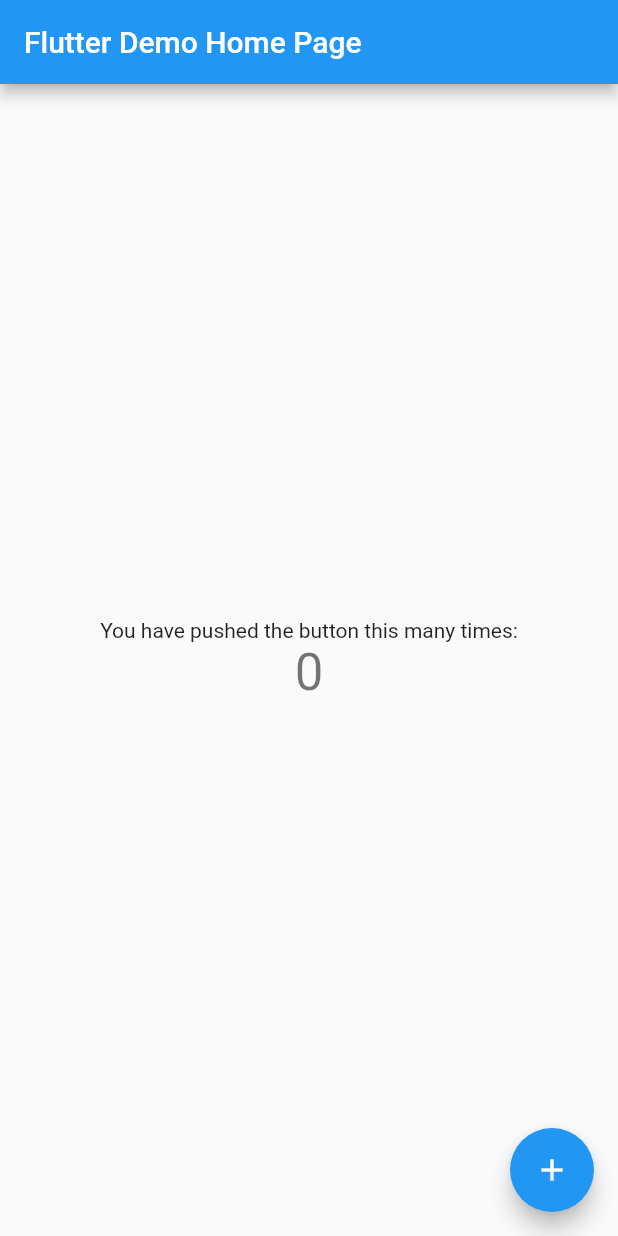
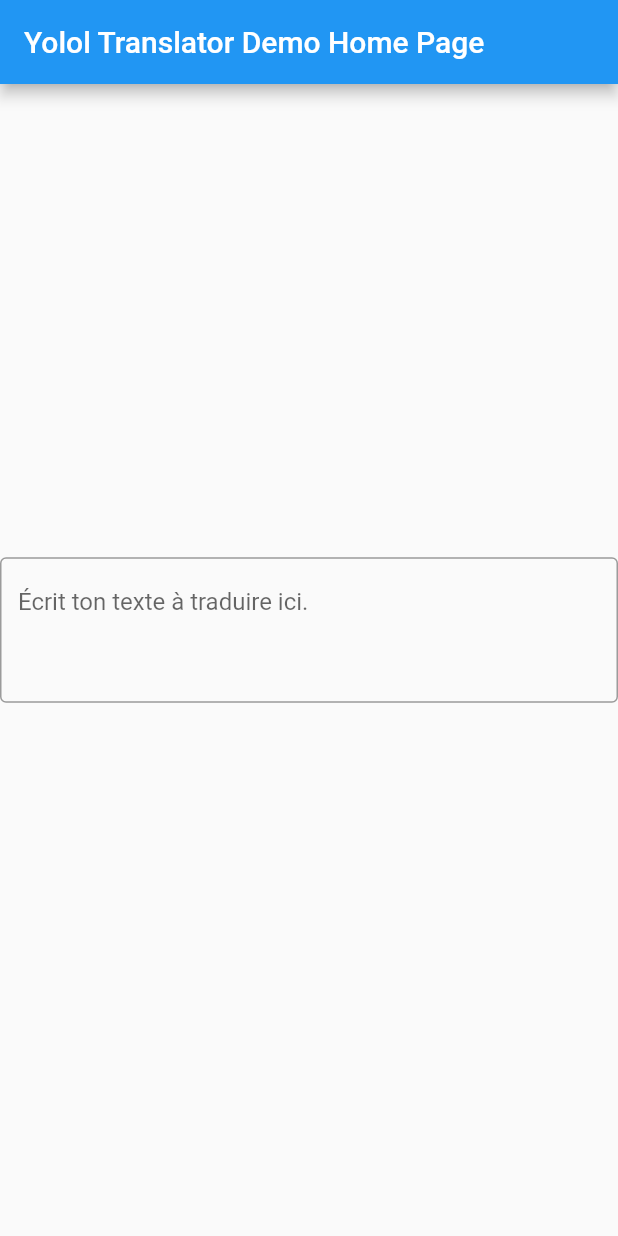
Before and after one commit to Baduit/YololTranslator, a Flutter app: the screen it shows after launch, on a phone screen of 412 x 824 dp. Run offline on Flutter 3.47's test engine with Material 2 defaults, Android fonts, the phone set to English and light mode, and no system bars.

Commit message:
Basic layout

```diff
--- a/gui_client/FlutterApp/yolol_translator/lib/main.dart
+++ b/gui_client/FlutterApp/yolol_translator/lib/main.dart
@@ -3,39 +3,20 @@
 void main() => runApp(MyApp());
 
 class MyApp extends StatelessWidget {
-  // This widget is the root of your application.
   @override
   Widget build(BuildContext context) {
     return MaterialApp(
-      title: 'Flutter Demo',
+      title: 'Yolol Translator',
       theme: ThemeData(
-        // This is the theme of your application.
-        //
-        // Try running your application with "flutter run". You'll see the
-        // application has a blue toolbar. Then, without quitting the app, try
-        // changing the primarySwatch below to Colors.green and then invoke
-        // "hot reload" (press "r" in the console where you ran "flutter run",
-        // or simply save your changes to "hot reload" in a Flutter IDE).
-        // Notice that the counter didn't reset back to zero; the application
-        // is not restarted.
         primarySwatch: Colors.blue,
       ),
-      home: MyHomePage(title: 'Flutter Demo Home Page'),
+      home: MyHomePage(title: 'Yolol Translator Demo Home Page'),
     );
   }
 }
 
 class MyHomePage extends StatefulWidget {
   MyHomePage({Key key, this.title}) : super(key: key);
-
-  // This widget is the home page of your application. It is stateful, meaning
-  // that it has a State object (defined below) that contains fields that affect
-  // how it looks.
-
-  // This class is the configuration for the state. It holds the values (in this
-  // case the title) provided by the parent (in this case the App widget) and
-  // used by the build method of the State. Fields in a Widget subclass are
-  // always marked "final".
 
   final String title;
 
@@ -44,68 +25,41 @@
 }
 
 class _MyHomePageState extends State<MyHomePage> {
-  int _counter = 0;
+  var _translatedText = "";
 
-  void _incrementCounter() {
+  void _onTextChanged(String updatedText) {
     setState(() {
-      // This call to setState tells the Flutter framework that something has
-      // changed in this State, which causes it to rerun the build method below
-      // so that the display can reflect the updated values. If we changed
-      // _counter without calling setState(), then the build method would not be
-      // called again, and so nothing would appear to happen.
-      _counter++;
+      _translatedText = updatedText; // Later make a request to translate
     });
   }
 
   @override
   Widget build(BuildContext context) {
-    // This method is rerun every time setState is called, for instance as done
-    // by the _incrementCounter method above.
-    //
-    // The Flutter framework has been optimized to make rerunning build methods
-    // fast, so that you can just rebuild anything that needs updating rather
-    // than having to individually change instances of widgets.
     return Scaffold(
       appBar: AppBar(
-        // Here we take the value from the MyHomePage object that was created by
-        // the App.build method, and use it to set our appbar title.
         title: Text(widget.title),
       ),
       body: Center(
-        // Center is a layout widget. It takes a single child and positions it
-        // in the middle of the parent.
         child: Column(
-          // Column is also a layout widget. It takes a list of children and
-          // arranges them vertically. By default, it sizes itself to fit its
-          // children horizontally, and tries to be as tall as its parent.
-          //
-          // Invoke "debug painting" (press "p" in the console, choose the
-          // "Toggle Debug Paint" action from the Flutter Inspector in Android
-          // Studio, or the "Toggle Debug Paint" command in Visual Studio Code)
-          // to see the wireframe for each widget.
-          //
-          // Column has various properties to control how it sizes itself and
-          // how it positions its children. Here we use mainAxisAlignment to
-          // center the children vertically; the main axis here is the vertical
-          // axis because Columns are vertical (the cross axis would be
-          // horizontal).
           mainAxisAlignment: MainAxisAlignment.center,
           children: <Widget>[
-            Text(
-              'You have pushed the button this many times:',
+            TextField(
+              decoration: InputDecoration(
+                border: OutlineInputBorder(),
+                hintText: 'Écrit ton texte à traduire ici.',
+              ),
+              onChanged: _onTextChanged,
+              keyboardType: TextInputType.multiline,
+              minLines: 3,
+              maxLines: null,
             ),
             Text(
-              '$_counter',
+              '$_translatedText',
               style: Theme.of(context).textTheme.display1,
             ),
           ],
         ),
       ),
-      floatingActionButton: FloatingActionButton(
-        onPressed: _incrementCounter,
-        tooltip: 'Increment',
-        child: Icon(Icons.add),
-      ), // This trailing comma makes auto-formatting nicer for build methods.
     );
   }
 }
```
